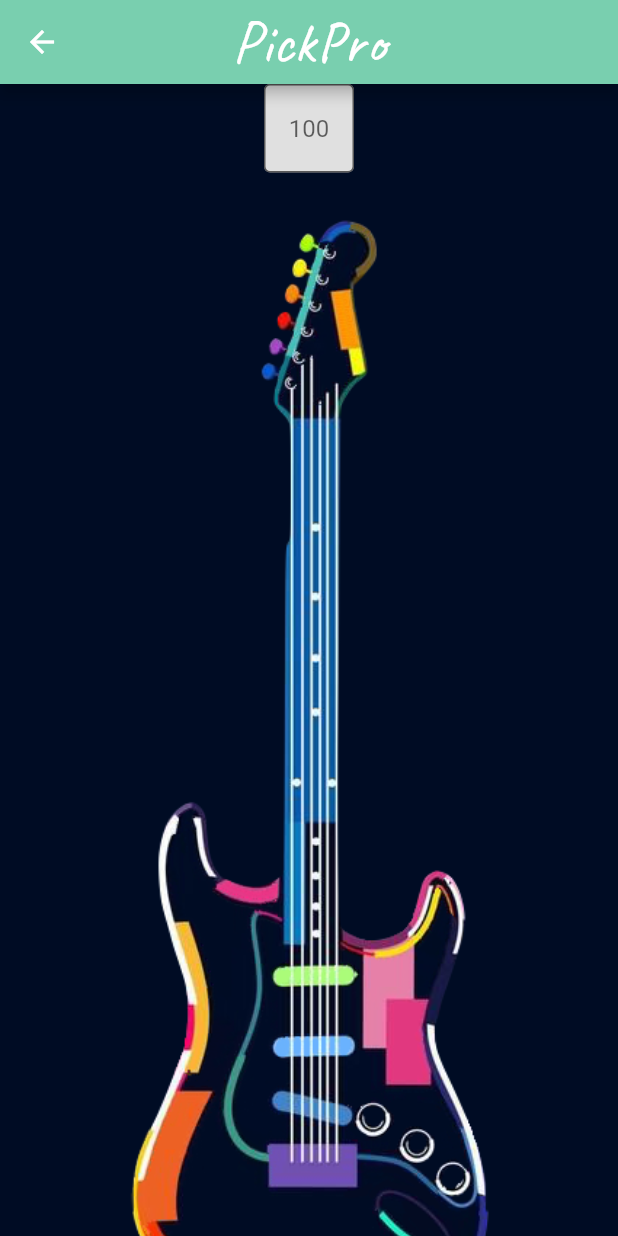
After one commit to dtam43/pick_pro, a Flutter app: the Metronome screen opened by its route, on a phone screen of 412 x 824 dp. The commit adds this screen. Run offline on Flutter 3.47's test engine with Material 2 defaults, Android fonts, the phone set to English and light mode, and no system bars; our stand-ins replace just_audio.

Commit message:
day 3
- basic metronome added
- allows user to customize BPM and play metronome and stop metronome
- TODO: add an animation

```diff
--- /dev/null
+++ b/pick_pro/lib/metronome.dart
@@ -0,0 +1,141 @@
+import 'package:flutter/material.dart';
+import 'package:flutter/services.dart';
+import 'package:just_audio/just_audio.dart';
+import 'dart:async';
+
+const Color darkBlue = Color(0xFF000c24);
+const Color blueGreen = Color.fromARGB(255, 121, 207, 175);
+
+bool isPlaying = false;
+int bpm = 100;
+int interval = 1000 ~/ (bpm / 60);
+
+final TextEditingController _controller = TextEditingController();
+late AudioPlayer player;
+
+bool getPlaying() => isPlaying;
+Timer timer = Timer.periodic(Duration(milliseconds: 0), (Timer t) {});
+
+class Metronome extends StatefulWidget {
+  @override
+  _MetronomeState createState() => _MetronomeState();
+}
+
+class _MetronomeState extends State<Metronome> {
+  @override
+  void initState() {
+    super.initState();
+    player = AudioPlayer();
+    player.setAsset('assets/sounds/metronome.mp3');
+  }
+
+  @override
+  void dispose() {
+    _controller.dispose();
+    player.dispose();
+    super.dispose();
+  }
+
+  void start() {
+    interval = 1000 ~/ (bpm / 60);
+
+    timer = Timer.periodic(Duration(milliseconds: interval), onTick);
+
+    setState(() {});
+  }
+
+  void onTick(Timer t) {
+    player.seek(Duration.zero);
+    player.play();
+  }
+
+  void stop() {
+    timer.cancel();
+    player.stop();
+    setState(() {});
+  }
+
+  @override
+  Widget build(BuildContext context) {
+    return Scaffold(
+      appBar: AppBar(
+        title: const Text(
+          'PickPro',
+          style: TextStyle(
+            fontSize: 40.0,
+            fontFamily: 'Caveat',
+          ),
+        ),
+        centerTitle: true,
+        backgroundColor: blueGreen,
+      ),
+      body: Container(
+        color: darkBlue,
+        child: Center(
+          child: Column(
+              mainAxisAlignment: MainAxisAlignment.spaceEvenly,
+              crossAxisAlignment: CrossAxisAlignment.center,
+              children: <Widget>[
+                Container(
+                  width: 60.0,
+                  child: TextField(
+                    textAlign: TextAlign.center,
+                    controller: _controller,
+                    keyboardType: TextInputType.number,
+                    decoration: InputDecoration(
+                      hintText: bpm.toString(),
+                      filled: true,
+                      fillColor: const Color.fromARGB(255, 224, 224, 224),
+                      border: OutlineInputBorder(),
+                    ),
+                    onSubmitted: (String value) {
+                      int number = int.parse(value);
+                      if (number != null) {
+                        bpm = number;
+                        setState(() {});
+                      }
+                    },
+                  ),
+                ),
+                Image.asset(
+                  'assets/images/guitar.png',
+                  fit: BoxFit.cover,
+                ),
+                TextButton(
+                  style: ButtonStyle(
+                    foregroundColor:
+                        MaterialStateProperty.all<Color>(Colors.white),
+                    backgroundColor:
+                        MaterialStateProperty.all<Color>(blueGreen),
+                    overlayColor: MaterialStateProperty.all<Color>(
+                        Color.fromARGB(255, 47, 147, 122)),
+                    padding: MaterialStateProperty.all<EdgeInsets>(
+                        EdgeInsets.all(30)),
+                    shape: MaterialStateProperty.all<RoundedRectangleBorder>(
+                      RoundedRectangleBorder(
+                        borderRadius: BorderRadius.circular(15.0),
+                      ),
+                    ),
+                  ),
+                  onPressed: () {
+                    isPlaying = !isPlaying;
+                    if (isPlaying) {
+                      start();
+                    } else {
+                      stop();
+                    }
+                  },
+                  child: Text(
+                    getPlaying() ? 'Stop' : 'Play',
+                    style: TextStyle(
+                      fontSize: 24.0,
+                      color: Colors.white,
+                    ),
+                  ),
+                ),
+              ]),
+        ),
+      ),
+    );
+  }
+}
```
Also changed, not shown: pick_pro/lib/main.dart (+8 -4 lines), pick_pro/pubspec.yaml (+4 -4 lines), pick_pro/pubspec.lock, 2 other files.
